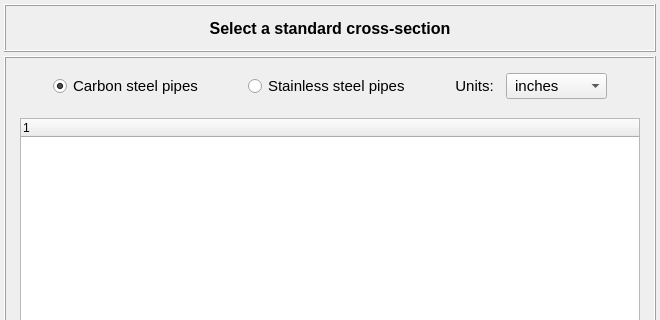
open-pulse/OpenPulse, file data/user_input/ui/Model/Setup/Structural/standard_cross_section_input.ui: the form before one commit; both pictures show x 0 to 660 and y 0 to 320 of the 660 by 600 pixel window.
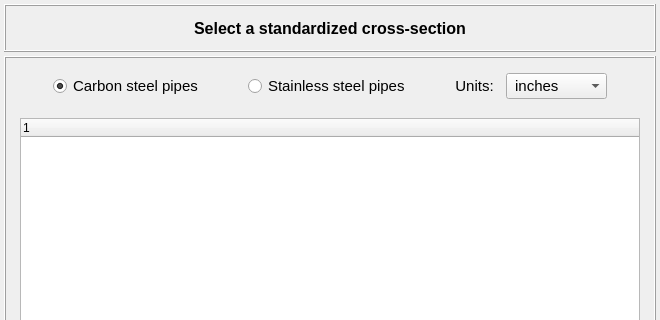
The form after the commit.

Commit message: Highlights standardized cross-section

The edit to the form file:
```diff
--- a/data/user_input/ui/Model/Setup/Structural/standard_cross_section_input.ui
+++ b/data/user_input/ui/Model/Setup/Structural/standard_cross_section_input.ui
@@ -386,7 +386,7 @@
          </font>
         </property>
         <property name="text">
-         <string>Select a standard cross-section</string>
+         <string>Select a standardized cross-section</string>
         </property>
         <property name="textFormat">
          <enum>Qt::AutoText</enum>
```
Left out of the diff: 2 changed lines with no effect on the pictures. The commit also changes 1 other file.
